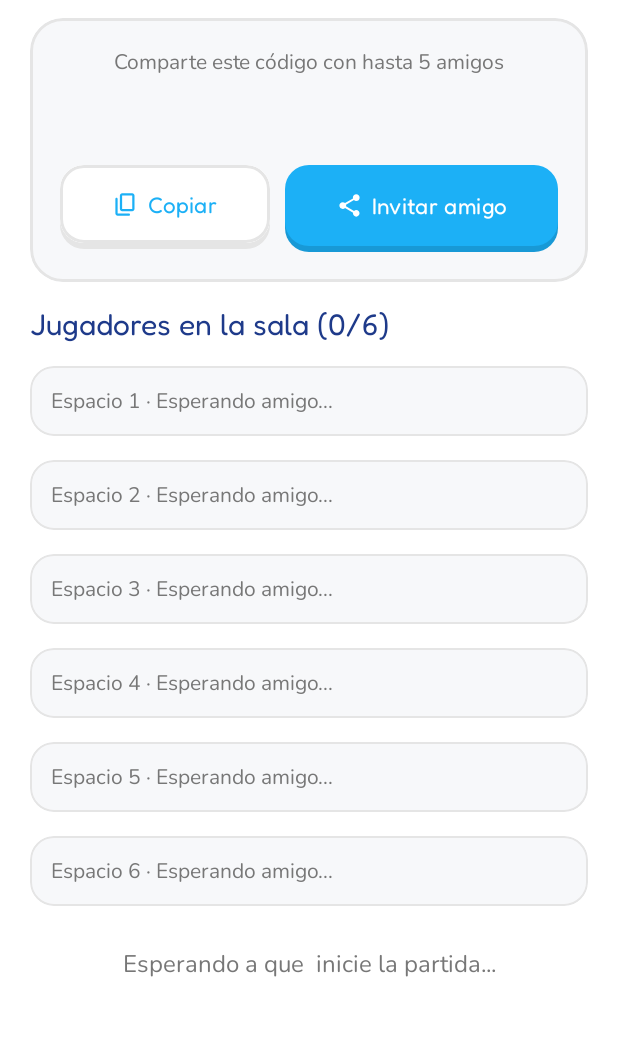
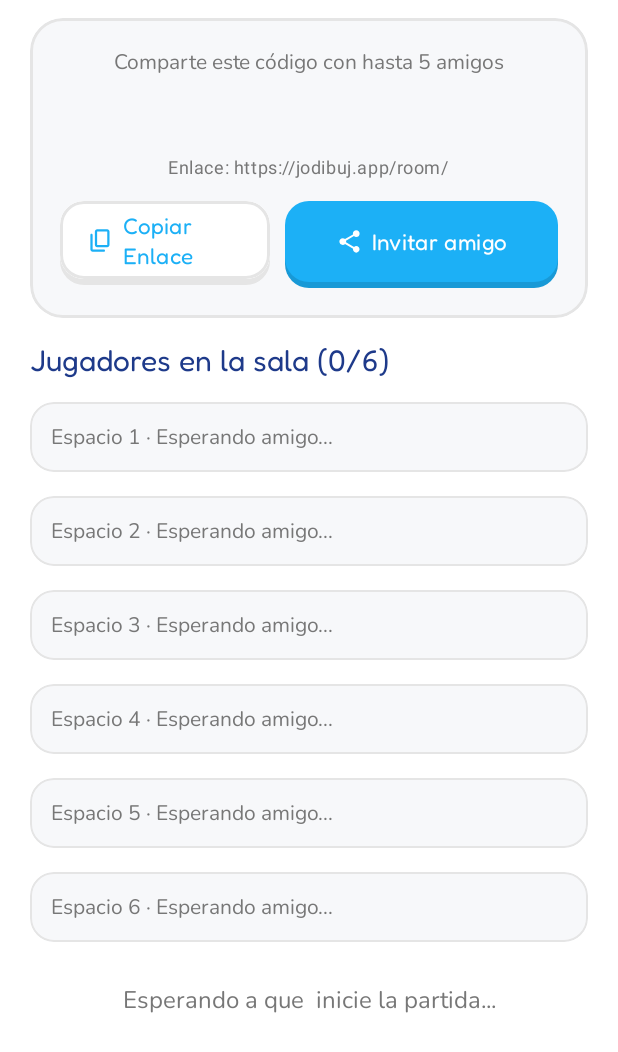
Before and after one commit to JohansitoDev/JoDiBuj, an Android app built with Jetpack Compose: the composable WaitingLobbyContent called with empty values, after a tap on "Invitar amigo", on a phone screen of 412 x 824 dp. Shown: the top 1052 px of the screen. Run offline under Robolectric (Android 15) with nearby library versions, the phone set to English and light mode, and no system bars; our stand-ins replace Firebase (no records; nobody signed in at launch, a user with empty details on screens opened directly); pictures from the network do not load.

Commit message:
roomlobby andgame screen de UI nativo

```diff
--- a/app/src/main/java/com/example/ui/screens/RoomLobbyAndGameScreen.kt
+++ b/app/src/main/java/com/example/ui/screens/RoomLobbyAndGameScreen.kt
@@ -294,6 +294,12 @@ private fun WaitingLobbyContent(
                     color = DeepNavy,
                     fontWeight = FontWeight.Bold,
                 )
+                Spacer(Modifier.height(8.dp))
+                Text(
+                    text = "Enlace: https://jodibuj.app/room/${room.roomCode}",
+                    style = MaterialTheme.typography.bodySmall,
+                    color = TextSecondary,
+                )
                 Spacer(Modifier.height(14.dp))
 
                 Row(
@@ -302,8 +308,8 @@ private fun WaitingLobbyContent(
                 ) {
                     DuoOutlinedButton(
                         onClick = {
-                            clipboard.setText(AnnotatedString(room.roomCode))
-                            onShowMessage("Código ${room.roomCode} copiado")
+                            clipboard.setText(AnnotatedString("https://jodibuj.app/room/${room.roomCode} (Código: ${room.roomCode})"))
+                            onShowMessage("Enlace y código copiados")
                         },
                         accentColor = MacawBlue,
                         modifier = Modifier.weight(1f),
@@ -311,11 +317,11 @@ private fun WaitingLobbyContent(
                     ) {
                         Icon(Icons.Rounded.ContentCopy, contentDescription = null, modifier = Modifier.size(18.dp))
                         Spacer(Modifier.width(6.dp))
-                        Text("Copiar", style = MaterialTheme.typography.labelLarge)
+                        Text("Copiar Enlace", style = MaterialTheme.typography.labelLarge)
                     }
                     DuoButton(
                         onClick = {
-                            val shareText = "¡Únete a mi sala de dibujo en JoDiBuj! 🎨\nCódigo de sala: ${room.roomCode}\nHasta 6 amigos pueden dibujar y votar por el ganador."
+                            val shareText = "¡Únete a mi sala de dibujo en JoDiBuj! 🎨\nCódigo de sala: ${room.roomCode}\nEnlace directo: https://jodibuj.app/room/${room.roomCode}\n¡Entra y dibuja con nosotros!"
                             val sendIntent = Intent(Intent.ACTION_SEND).apply {
                                 putExtra(Intent.EXTRA_TEXT, shareText)
                                 type = "text/plain"
@@ -337,14 +343,14 @@ private fun WaitingLobbyContent(
 
         item {
             Text(
-                text = "Jugadores en la sala (${players.size}/6)",
+                text = "Jugadores en la sala (${players.size}/${room.maxPlayers})",
                 style = MaterialTheme.typography.titleLarge,
                 color = DeepNavy,
             )
         }
 
-        // 6 player slots
-        items((0 until 6).toList()) { slotIdx ->
+        // Dynamic player slots based on room.maxPlayers
+        items((0 until room.maxPlayers.toInt().coerceAtMost(20)).toList()) { slotIdx ->
             val player = players.getOrNull(slotIdx)
             if (player != null) {
                 Row(
```
